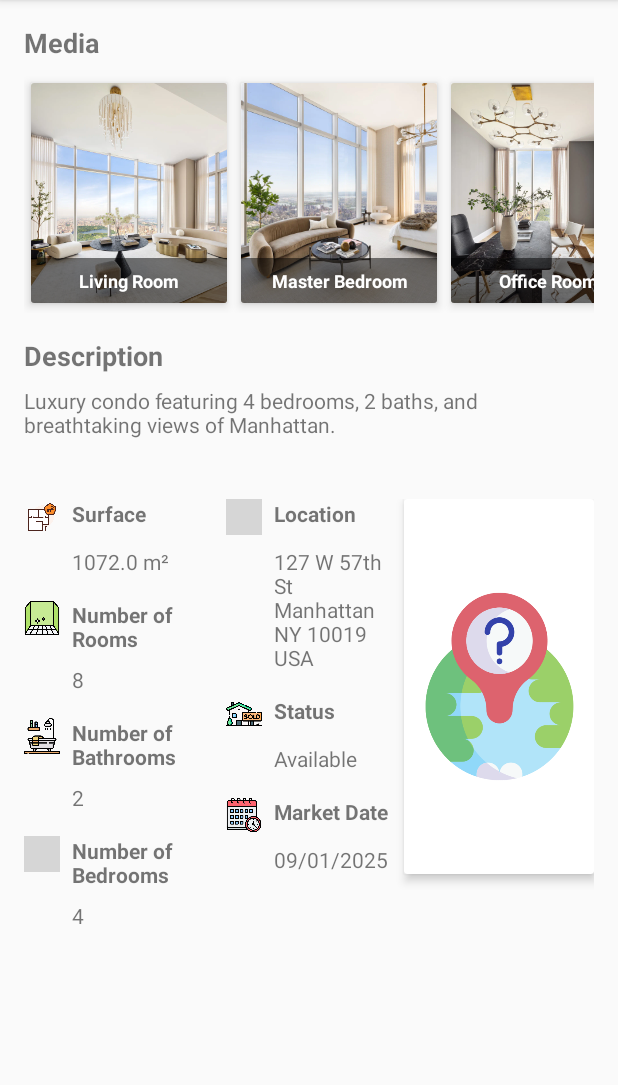
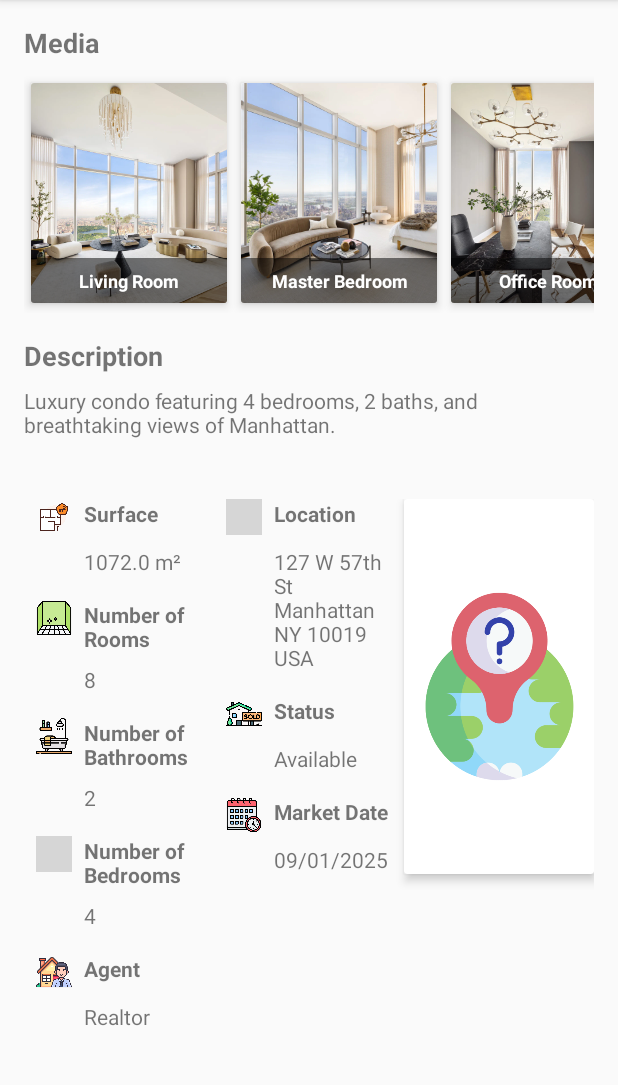
Before and after one commit to Rox74/P9-RealEstateManager-Android-NBA, an Android app: the screen it shows after launch (MainActivity), after a tap on "Condo", on a phone screen of 412 x 824 dp, the part 84-1169 px from its top. Run offline under Robolectric (Android 15) with nearby library versions, the phone set to English and light mode, and no system bars; our stand-ins replace Room's generated code; pictures from the network do not load; grey boxes are pictures that could not be loaded.

Commit message:
Add Agent in Detail And Fix dialog_add_photo

```diff
--- a/app/src/main/java/com/openclassrooms/realestatemanager/view/fragment/PropertyDetailFragment.java
+++ b/app/src/main/java/com/openclassrooms/realestatemanager/view/fragment/PropertyDetailFragment.java
@@ -51,6 +51,7 @@ public class PropertyDetailFragment extends Fragment {
     private TextView propertyStatusTextView;
     private TextView marketDateTextView;
     private TextView soldDateTextView;
+    private TextView agentTextView;
     private LinearLayout soldDateSection;
 
     public static PropertyDetailFragment newInstance(Property property) {
@@ -83,6 +84,7 @@ public class PropertyDetailFragment extends Fragment {
         marketDateTextView = view.findViewById(R.id.property_market_date);
         soldDateTextView = view.findViewById(R.id.property_sold_date);
         soldDateSection = view.findViewById(R.id.property_sold_date_section);
+        agentTextView = view.findViewById(R.id.property_agent);
 
         // Configuration RecyclerView pour les photos
         photoRecyclerView.setLayoutManager(new LinearLayoutManager(getContext(), LinearLayoutManager.HORIZONTAL, false));
@@ -115,6 +117,9 @@ public class PropertyDetailFragment extends Fragment {
                 bathroomsTextView.setText(String.valueOf(property.numberOfBathrooms));
                 bedroomsTextView.setText(String.valueOf(property.numberOfBedrooms));
                 locationTextView.setText(formatPropertyLocation(property.address));
+                agentTextView.setText(property.agentName != null && !property.agentName.isEmpty()
+                        ? property.agentName
+                        : getString(R.string.not_specified));
                 photoAdapter.setPhotos(property.photos);
 
                 // Charger la carte via la méthode
--- a/app/src/main/res/layout/dialog_add_photo.xml
+++ b/app/src/main/res/layout/dialog_add_photo.xml
@@ -5,13 +5,6 @@
     android:layout_height="wrap_content"
     android:orientation="vertical"
     android:padding="16dp">
-
-    <!-- Sélection d'une image -->
-    <Button
-        android:id="@+id/button_select_photo"
-        android:layout_width="match_parent"
-        android:layout_height="wrap_content"
-        android:text="Select Photo" />
 
     <!-- Description de la photo -->
     <EditText
--- a/app/src/main/res/layout/fragment_property_detail.xml
+++ b/app/src/main/res/layout/fragment_property_detail.xml
@@ -74,6 +74,7 @@
                 android:layout_height="wrap_content"
                 android:layout_weight="1"
                 android:orientation="vertical"
+                android:paddingStart="8dp"
                 android:paddingEnd="8dp">
 
                 <!-- Détail : Surface -->
@@ -170,6 +171,31 @@
                 </LinearLayout>
                 <TextView
                     android:id="@+id/property_bedrooms"
+                    android:layout_width="wrap_content"
+                    android:layout_height="wrap_content"
+                    android:layout_marginBottom="16dp"
+                    android:layout_marginLeft="32dp"
+                    android:text="@string/not_specified" />
+
+                <!-- Agent immobilier -->
+                <LinearLayout
+                    android:layout_width="wrap_content"
+                    android:layout_height="wrap_content"
+                    android:orientation="horizontal"
+                    android:layout_marginBottom="8dp">
+                    <ImageView
+                        android:layout_width="24dp"
+                        android:layout_height="24dp"
+                        android:src="@drawable/ic_agent" />
+                    <TextView
+                        android:layout_width="wrap_content"
+                        android:layout_height="wrap_content"
+                        android:layout_marginStart="8dp"
+                        android:text="@string/agent"
+                        android:textStyle="bold" />
+                </LinearLayout>
+                <TextView
+                    android:id="@+id/property_agent"
                     android:layout_width="wrap_content"
                     android:layout_height="wrap_content"
                     android:layout_marginBottom="16dp"
--- a/app/src/main/res/values/strings.xml
+++ b/app/src/main/res/values/strings.xml
@@ -4,7 +4,6 @@
     <string name="description">Description</string>
     <string name="no_description_provided">No description provided</string>
     <string name="surface">Surface</string>
-    <string name="not_specified">Not specified</string>
     <string name="number_of_rooms">Number of Rooms</string>
     <string name="number_of_bathrooms">Number of Bathrooms</string>
     <string name="number_of_bedrooms">Number of Bedrooms</string>
@@ -14,4 +13,6 @@
     <string name="sold_date">Sold Date</string>
     <string name="points_of_interest">Points of Interest</string>
     <string name="close">Close</string>
+    <string name="agent">Agent</string>
+    <string name="not_specified">Not specified</string>
 </resources>
```
Also changed, not shown: app/src/main/res/drawable/ic_agent.png (added).
